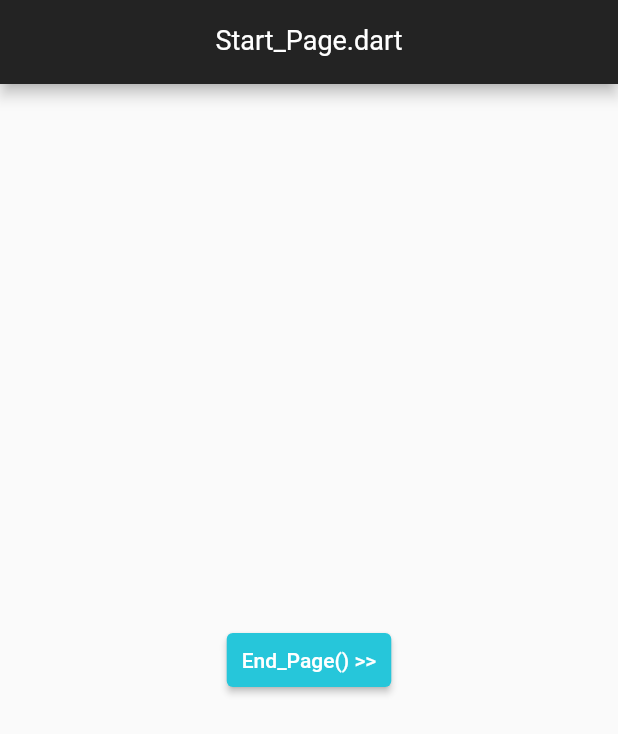
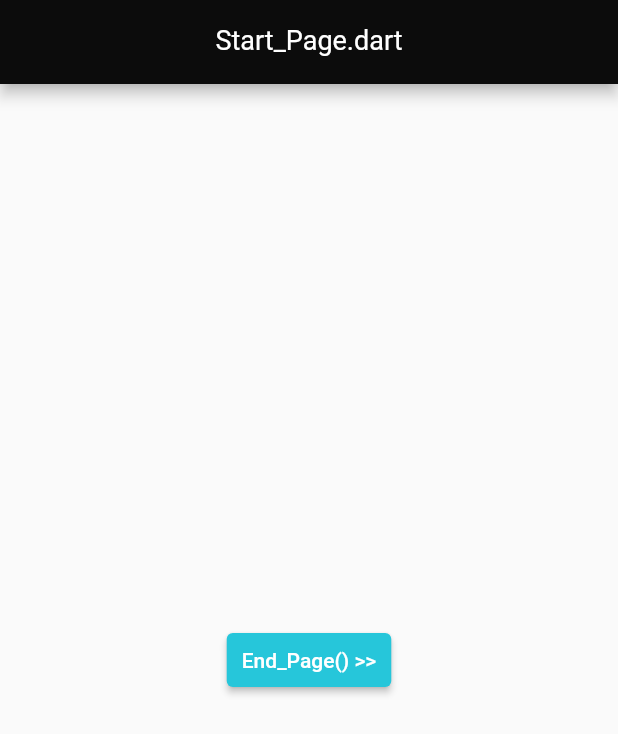
Before and after one commit to redfrogred/basic, a Flutter app: the screen it shows after launch, on a phone screen of 412 x 824 dp. Shown: the top 734 px of the screen. Run offline on Flutter 3.47's test engine with Material 2 defaults, Android fonts, the phone set to English and light mode, and no system bars.

Commit message:
added tweaks to enhanced

```diff
--- a/lib/classes/Config.dart
+++ b/lib/classes/Config.dart
@@ -28,6 +28,9 @@ class Config {
   static Color            accent2_color             = const Color(0xFF333333);
   static Color            hilite1_color             = Colors.cyan.shade400;
 
+  static Color            appbar_background         = const Color(0xFF0C0C0C); // const Color.fromARGB(255, 174, 48, 48);
+  static Color            appbar_foreground         = const Color(0xFFFFFFFF);
+
   // global "status" colors (for errors, warning, etc.)
   static List<Color> status_color = [
     Colors.grey,
--- a/lib/classes/Utils.dart
+++ b/lib/classes/Utils.dart
@@ -1,4 +1,4 @@
-// ignore_for_file: file_names
+// ignore_for_file: file_names, non_constant_identifier_names
 
 import 'package:flutter/foundation.dart';
 
@@ -11,8 +11,12 @@ import 'package:flutter/foundation.dart';
 
 class Utils {
 
+  // (this page) variables
+  static const String _filename = 'Utils.dart';
   //  the first timestamp
-  static final int _originalTimeStamp = DateTime.now().millisecondsSinceEpoch;
+  static final int _original_timestamp = DateTime.now().millisecondsSinceEpoch;
+  //  running Log String
+  static String _running_log = '';  //  this is a capture of what console.log has printed
 
   //  ==============================
   //  return current timestamp in ms
@@ -26,18 +30,24 @@ class Utils {
   //  and the original one
   //  ==============================
   static String showTimeDiff ( [bool allowHtml = false ]) {
-    int diff = timeStampNow() - _originalTimeStamp;
+    String val = '';
+    int diff = timeStampNow() - _original_timestamp;
     double minute = 0;
     if ( diff < 60000 ) {
       double seconds = diff * .001;
-      return '${seconds.toStringAsFixed(1)}s';
+      val = '${seconds.toStringAsFixed(1)}s';
     }
     else {
       minute = diff/60000;
       double remainder = diff%60000;
       remainder = remainder*.001;
-      return '${minute.toInt()}m ${remainder.toStringAsFixed(1)}s';
+      val = '${minute.toInt()}m ${remainder.toStringAsFixed(1)}s';
     }
+    //  if value has a minus, remove it!
+    if ( val == '-0.0s' ) {
+      val = '0.0s';
+    }
+    return val;
   }
 
   //  =============
@@ -46,11 +56,94 @@ class Utils {
   //  This takes 2 paramaters.
   //    1. filename is the calling file
   //    2. message is the message to log
+  //  NOTE: If the file name is blacklisted it
+  //        will not be shown
   static void log( String filename, String message ) {
-    if ( kDebugMode ) {
-      print('(${ showTimeDiff() }) >> ($filename) $message');
+    if ( !blacklist.contains( filename )) {
+      if ( kDebugMode ) {
+        print('(${ showTimeDiff() }) >> ($filename) $message');
+      }
+      _running_log += "(${ showTimeDiff() }) >> ($filename) $message\r\n";
     }
   }
+
+
+
+
+  //  ============
+  //  STRING STUFF
+  //  ============
+
+  //  The "truncateStr" accepts 3 parameters:
+  //    1 - the String to be chopped
+  //    2 - where to chop it (int)
+  //    3 - an optional cutOffStr (defaults to "...")
+
+  static String truncateStr ( String str, int passedCutOff, [ cutOffStr = '...' ] ) {
+    int cutOff = passedCutOff + 3;
+    String newStr = str;
+    if ( str.length > cutOff ) {
+      newStr = '${str.substring(0, cutOff)}$cutOffStr';
+    }
+    return newStr;
+  }
+
+
+  //  fixDanglingComma() takes a String and
+  //  chops off any dangling ", " from it.
+  //  If the string is empty, or does not end
+  //  with a dangling comma, it will return
+  //  the same string that was passed.
+  static String fixDanglingComma( String str ) {
+    String  return_str = '';
+    List<String> pieces = [];
+    int num = str.length;
+    //  first check length ( needs to be greater than 2 )
+    if ( num < 3 ) {
+      Utils.log( _filename, 'fixDanglingComma() did nothing');
+      return str; // return the original string
+    }
+    else {
+      if ( str.substring(str.length - 2) != ', ') {
+        Utils.log( _filename, 'fixDanglingComma() did nothing');
+        return str; // return the original string
+      }
+      else {
+        //  now split on commas
+        pieces = str.split(', ');
+        num = pieces.length;
+        //  if there are more than 1 piece, git rid of the last one
+        if ( num > 1 ) {
+          for ( int i = 0; i < num; i++ ) {
+            return_str += pieces[i];
+            if ( i < (num -2)) {
+              return_str += ', ';
+            }
+          }
+        }
+        else {
+          Utils.log( _filename, 'fixDanglingComma() did nothing');
+          return str; // return the original string
+        }
+      }
+    }
+
+    Utils.log( _filename, 'fixDanglingComma() returns "$return_str"');
+    return return_str;
+  }
+
+
+  //  BLACKLIST
+  static List<String> blacklist = [
+    /*
+    'Utils.dart',
+    'Controller.dart',
+    'Stored.dart',
+    'Start_Page.dart'
+    */
+    'Stored.dart',
+    'Date.dart'
+  ];
 
 }
 //  END NOTES
@@ -59,4 +152,5 @@ class Utils {
 //    * String methods (like truncation)
 //    * More robust logging
 //      + possibly a blacklist ( to not log certain files )
-//      + possibly a "log" String ( to keep a running log, not just a console one)
+//      + possibly a "log" String ( to keep a running log, not just a console one )
+//      + consider a hilite_list ( like blacklist, but adds formatting to hilite certain things )
--- a/lib/main.dart
+++ b/lib/main.dart
@@ -30,11 +30,11 @@ class MyApp extends StatelessWidget {
         textTheme: TextTheme(
           bodyText2: TextStyle( color: Config.main_font_color, fontSize: Config.main_font_size ),
         ),
-        appBarTheme: const AppBarTheme(
-          backgroundColor: Color(0xFF232323),
-          foregroundColor: Color(0xFFffffff),
-          iconTheme: IconThemeData(color: Color(0xFFffffff)),
-          titleTextStyle: TextStyle(
+        appBarTheme: AppBarTheme(
+          backgroundColor: Config.appbar_background,
+          foregroundColor: Config.appbar_foreground,
+          iconTheme: const IconThemeData(color: Color(0xFFffffff)),
+          titleTextStyle: const TextStyle(
             height: 1,
             fontSize: 18,
           ),
```
Also changed, not shown: 1 other file.
